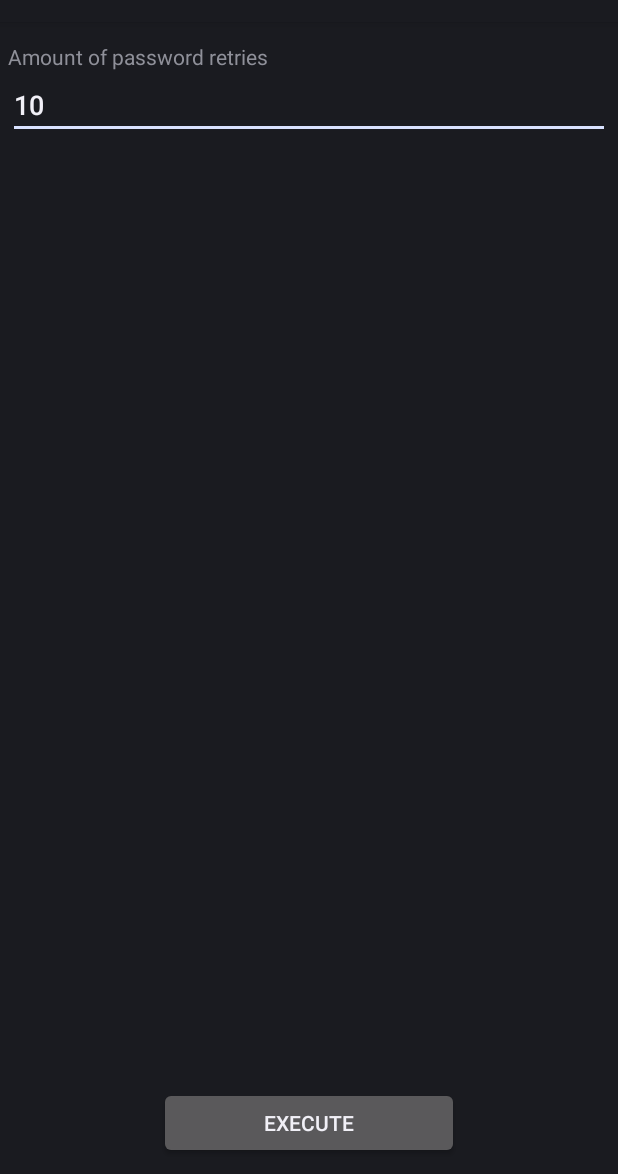
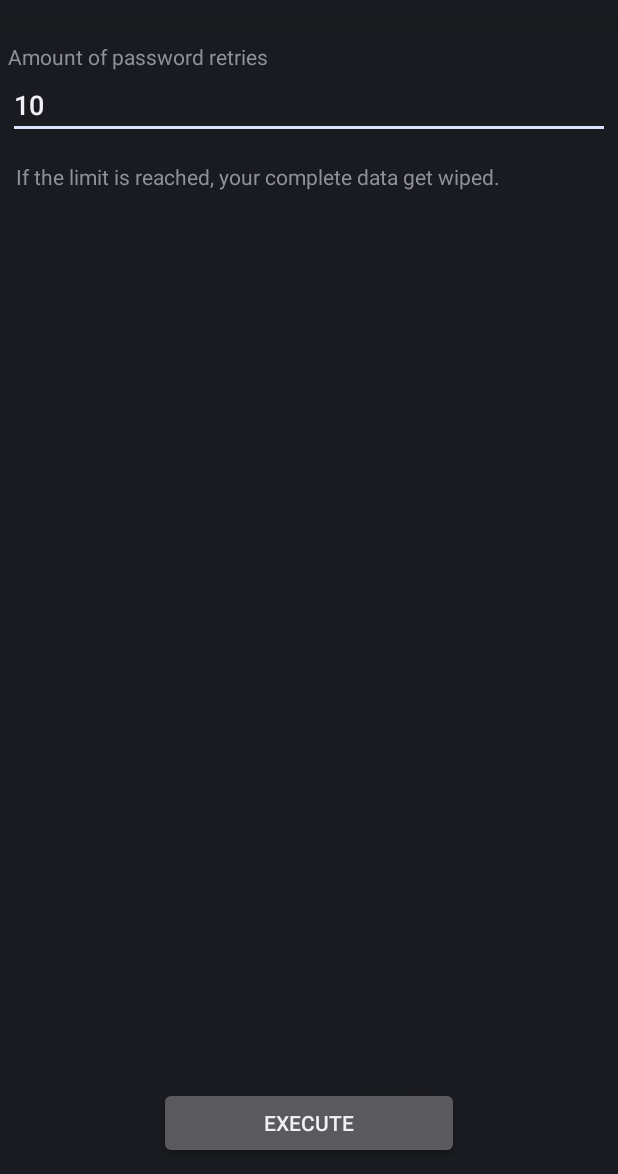
Before and after one commit to SailReal/Wipey, an Android app: the screen it shows after launch (PolicySetupActivity), on a phone screen of 412 x 824 dp, the part 62-1236 px from its top. Run offline under Robolectric (Android 15) with nearby library versions, the phone set to English and light mode, and no system bars; our stand-ins replace ButterKnife.

Commit message:
Added note for wipeing data after limit is reached

```diff
--- a/app/src/main/res/layout/activity_policy_setup.xml
+++ b/app/src/main/res/layout/activity_policy_setup.xml
@@ -1,43 +1,62 @@
+<LinearLayout xmlns:android="http://schemas.android.com/apk/res/android"
+              android:layout_width="fill_parent"
+              android:layout_height="fill_parent"
+              android:orientation="vertical">
 
-<LinearLayout xmlns:android="http://schemas.android.com/apk/res/android"
-    android:layout_width="fill_parent"
-    android:layout_height="fill_parent"
-    android:orientation="vertical">
-    <ScrollView android:layout_width="fill_parent"
+    <ScrollView
+        android:layout_width="fill_parent"
         android:layout_height="wrap_content"
-        android:layout_weight="1" >
+        android:layout_weight="1">
 
-        <LinearLayout android:layout_width="fill_parent"
+        <LinearLayout
+            android:layout_width="fill_parent"
             android:layout_height="wrap_content"
             android:orientation="vertical"
-            android:paddingTop="@dimen/top_padding"
             android:paddingLeft="@dimen/side_padding"
-            android:paddingRight="@dimen/side_padding" >
+            android:paddingRight="@dimen/side_padding"
+            android:paddingTop="@dimen/top_padding">
             <!-- Amount password retries -->
-            <TextView android:layout_width="fill_parent"
+            <TextView
+                android:layout_width="fill_parent"
                 android:layout_height="wrap_content"
+                android:paddingTop="3dp"
                 android:text="@string/setup_amount_password_retries"
-                android:textSize="@dimen/text_size_small"
-                android:paddingTop="3dp" />
-            <EditText android:id="@+id/amount_failed_passwords_for_wipe"
+                android:textSize="@dimen/text_size_small"/>
+
+            <EditText
+                android:id="@+id/amount_failed_passwords_for_wipe"
+                android:layout_width="fill_parent"
                 android:layout_height="wrap_content"
+                android:hint="@string/setup_amount_password_retries"
+                android:inputType="number"/>
+
+            <TextView
                 android:layout_width="fill_parent"
-                android:hint="@string/setup_amount_password_retries"
-                android:inputType="number" />
+                android:layout_height="wrap_content"
+                android:paddingBottom="5dp"
+                android:paddingLeft="@dimen/side_padding"
+                android:paddingRight="@dimen/side_padding"
+                android:paddingTop="15dp"
+                android:text="@string/usage"/>
         </LinearLayout>
     </ScrollView>
-    <TextView android:id="@+id/setup_message"
+
+    <TextView
+        android:id="@+id/setup_message"
         android:layout_width="fill_parent"
         android:layout_height="wrap_content"
-        android:textSize="@dimen/text_size_medium"
         android:paddingBottom="5dp"
         android:paddingLeft="@dimen/side_padding"
-        android:paddingRight="@dimen/side_padding" />
-    <Button android:id="@+id/action_button"
+        android:paddingRight="@dimen/side_padding"
+        android:textSize="@dimen/text_size_medium"/>
+
+    <Button
+        android:id="@+id/action_button"
+        android:layout_width="wrap_content"
         android:layout_height="wrap_content"
-        android:layout_width="wrap_content"
+        android:layout_gravity="center_horizontal"
+        android:layout_marginBottom="@dimen/top_padding"
         android:minWidth="200dp"
-        android:layout_gravity="center_horizontal"
-        android:text="@string/excecute"
-        android:layout_marginBottom="@dimen/top_padding" />
+        android:text="@string/excecute"/>
+
 </LinearLayout>
--- a/app/src/main/res/values/strings.xml
+++ b/app/src/main/res/values/strings.xml
@@ -9,4 +9,6 @@
 
     <string name="successfully_activated">Successfully activated wipe data after %d retries!</string>
 
+    <string name="usage">If the limit is reached, your complete data get wiped.</string>
+
 </resources>
```
